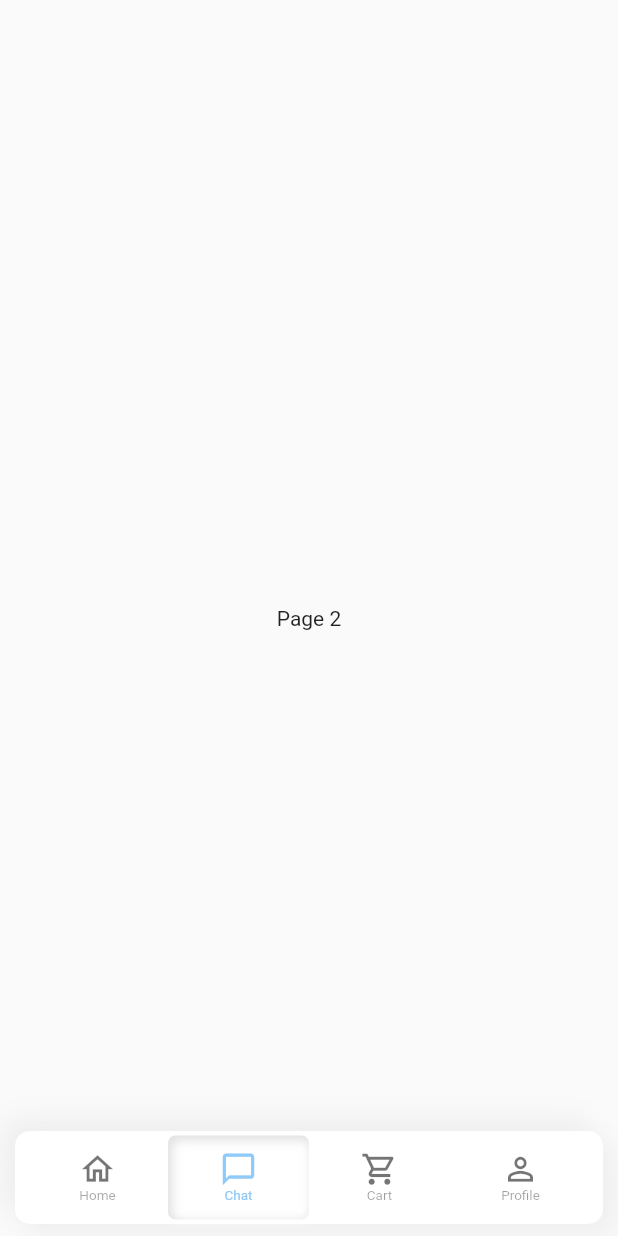
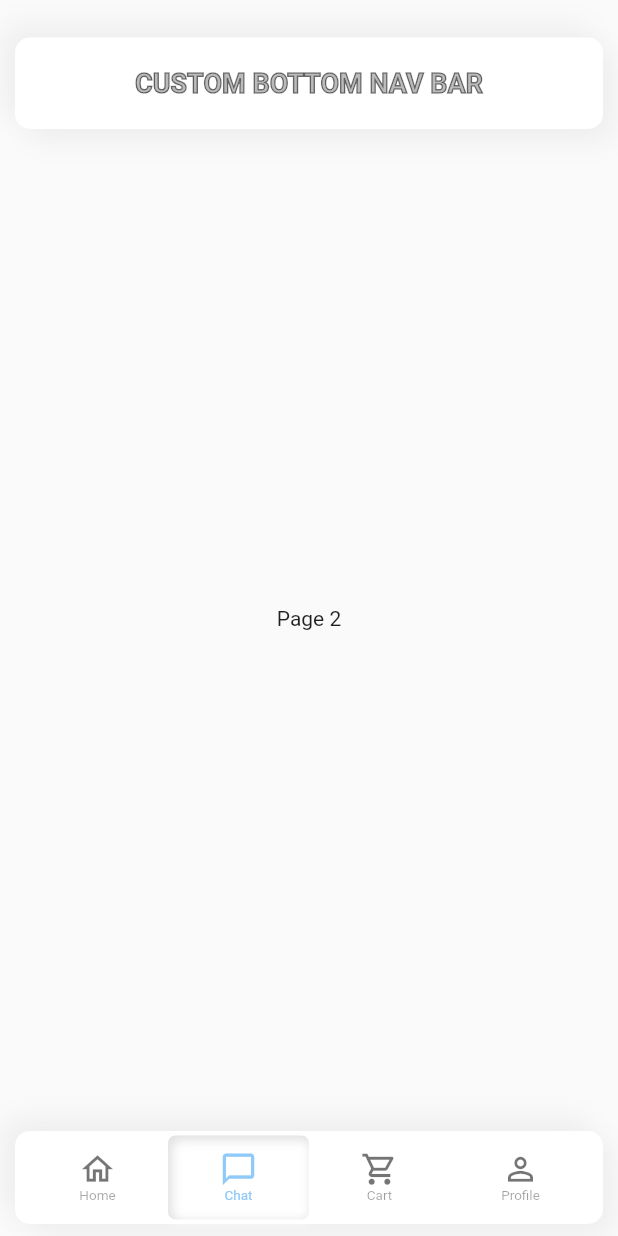
Before and after one commit to kasongo-mavetya-emmanuel/flutter-neumorphism-bottom-nav-bar, a Flutter app: the screen it shows after launch, item 2 of the bottom bar chosen, on a phone screen of 412 x 824 dp. Run offline on Flutter 3.47's test engine with Material 2 defaults, Android fonts, the light colour scheme and no system bars.

Commit message:
first commit

```diff
--- a/lib/custom_bottom_nav_bar.dart
+++ b/lib/custom_bottom_nav_bar.dart
@@ -48,6 +48,67 @@ class _CustomBottomNavBarState extends State<CustomBottomNavBar> {
               );
             }),
           ),
+
+          //app bar
+          Positioned(
+              top: 25,
+              left: 10,
+              right: 10,
+              child: Container(
+                  padding: EdgeInsets.symmetric(horizontal: 8,vertical: 20),
+                  decoration: BoxDecoration(
+                      color: Colors.white,
+                      borderRadius: BorderRadius.circular(10),
+                      boxShadow: [
+                        BoxShadow(
+                          color: Colors.grey.shade200,
+                          offset:Offset(-8.0,-8.0),
+                          //spreadRadius: -1.0,
+                          blurRadius: 15.0,
+                        ),
+
+                        BoxShadow(
+                          color: Colors.grey.shade200,
+                          offset:Offset(8.0,8.0),
+                          //spreadRadius: -1.0,
+                          blurRadius: 15.0,
+                        ),
+                      ]
+                  ),
+                  width: MediaQuery.of(context).size.width,
+                  child: Stack(
+                    alignment: Alignment.center,
+                    children: [
+                      Text('CUSTOM BOTTOM NAV BAR',style: TextStyle(fontWeight: FontWeight.bold,
+                        fontSize: 18,
+                        foreground: Paint()..color= Colors.grey.withOpacity(0.7),
+                      ),
+                        textAlign: TextAlign.center,),
+
+
+                      Text('CUSTOM BOTTOM NAV BAR',style: TextStyle(fontWeight: FontWeight.bold,
+                          fontSize: 18,
+                          foreground: Paint()..strokeWidth=1..color= Colors.black54..style=PaintingStyle.stroke,
+                          //PaintingStyle.stroke..strokeWidth=10..color= Colors.red,
+                          //color: Colors.black12,
+                          shadows: [
+                            // BoxShadow(
+                            //   color: Colors.black87,
+                            //   spreadRadius: 5.0,
+                            // ),
+                            //
+                            // BoxShadow(
+                            //   color: Colors.black54,
+                            //   //offset:Offset(-2.0,-2.0),
+                            //   spreadRadius: 5.0,
+                            //   blurRadius: 20.0,
+                            // )
+
+                          ]),
+                        textAlign: TextAlign.center,),
+                    ],
+                  )
+              )),
           //bottom nav bar
           Positioned(
             bottom: 8,
```
